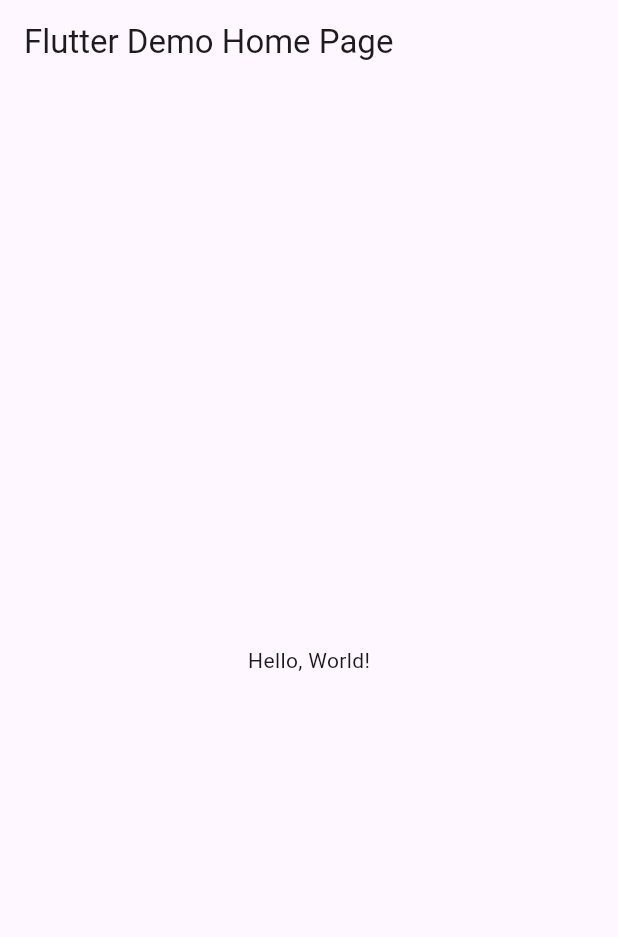
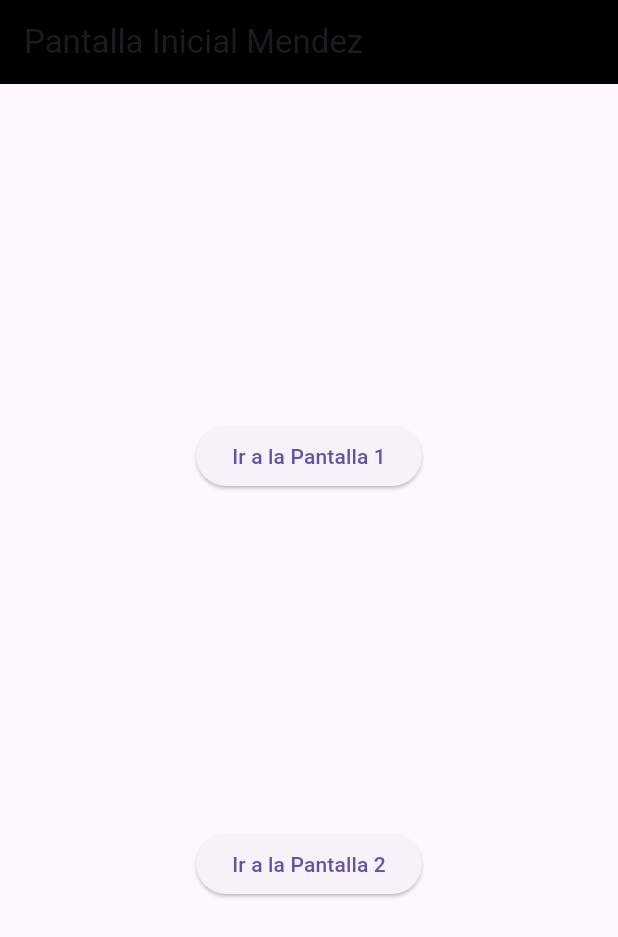
Before and after one commit to MendezD128/U2_act2_0384, a Flutter app: the screen it shows after launch, on a phone screen of 412 x 824 dp. Shown: the top 937 px of the screen. Run offline on Flutter 3.47's test engine with Material 3 defaults, Android fonts, the phone set to English and light mode, and no system bars.

```diff
--- a/lib/main.dart
+++ b/lib/main.dart
@@ -1,43 +1,18 @@
 import 'package:flutter/material.dart';
+import 'package:mendez0384/pantalla2_0384.dart';
+import 'package:mendez0384/pantalla1_0384.dart';
+import 'package:mendez0384/pantallainicial_0384.dart';
 
-void main() => runApp(MyApp());
+void main() => runApp(MiApp0384());
 
-class MyApp extends StatelessWidget {
-  const MyApp({super.key});
-  // This widget is the root of your application.
+class MiApp0384 extends StatelessWidget {
+  const MiApp0384({Key? key}) : super(key: key);
   @override
   Widget build(BuildContext context) {
-    return MaterialApp(
-      // Application name
-      title: 'Flutter Hello World',
-      // Application theme data, you can set the colors for the application as
-      // you want
-      theme: ThemeData(
-        // useMaterial3: true,
-        primarySwatch: Colors.blue,
-      ),
-      // A widget which will be started on application startup
-      home: MyHomePage(title: 'Flutter Demo Home Page'),
-    );
-  }
-}
-
-class MyHomePage extends StatelessWidget {
-  final String title;
-  const MyHomePage({super.key, required this.title});
-
-  @override
-  Widget build(BuildContext context) {
-    return Scaffold(
-      appBar: AppBar(
-        // The title text which will be shown on the action bar
-        title: Text(title),
-      ),
-      body: Center(
-        child: Text(
-          'Hello, World!',
-        ),
-      ),
-    );
-  }
-}
+    return MaterialApp(initialRoute: '/', routes: {
+      '/': (context) => const PantallaInicial_0384(),
+      '/Pantalla1_0384': (context) => const Pantalla1_0384(),
+      '/Pantalla2_0384': (context) => const Pantalla2_0384(),
+    });
+  } // Fin widget
+} // Fin de MiApp0384
--- /dev/null
+++ b/lib/pantallainicial_0384.dart
@@ -0,0 +1,32 @@
+import 'package:flutter/material.dart';
+
+class PantallaInicial_0384 extends StatelessWidget {
+  const PantallaInicial_0384({Key? key}) : super(key: key);
+
+  @override
+  Widget build(BuildContext context) {
+    return Scaffold(
+      appBar: AppBar(
+        title: Text('Pantalla Inicial Mendez'),
+        backgroundColor: Colors.black,
+      ),
+      body: Center(
+        child: Column(
+          mainAxisAlignment: MainAxisAlignment.spaceEvenly,
+          children: [
+            ElevatedButton(
+                onPressed: () {
+                  Navigator.pushNamed(context, '/Pantalla1_0384');
+                },
+                child: const Text('Ir a la Pantalla 1')),
+            ElevatedButton(
+                onPressed: () {
+                  Navigator.pushNamed(context, '/Pantalla2_0384');
+                },
+                child: const Text('Ir a la Pantalla 2'))
+          ],
+        ),
+      ),
+    );
+  } // Fin Widget
+}
```
Also changed, not shown: lib/pantalla1_0384.dart (added, +33 -0 lines), lib/pantalla2_0384.dart (added, +22 -0 lines).
